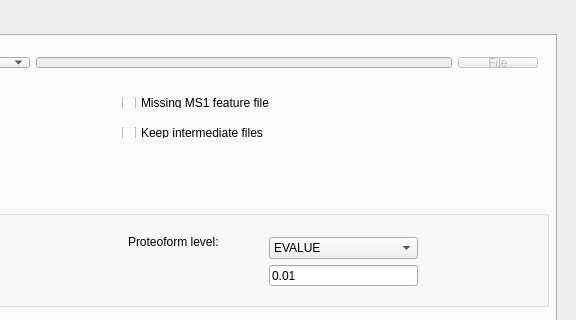
Old version of the form src/gui/topmerge/topmergedialog.ui in the repository toppic-suite/toppic-suite; both pictures show x 344 to 920 and y 0 to 320 of the 920 by 700 pixel window.
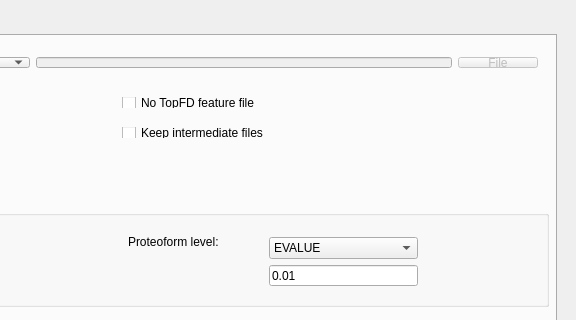
New version of the form. The open tabs and pages were chosen to show the change. Icons and pictures are not drawn.

Commit message: toppic_gui: "Confidence score cutoff" (-F) on the Advanced Parameters tab; "No TopFD feature file" for -x (was "Missing MS1 feature file")

Diff of the .ui file:
```diff
--- a/src/gui/topmerge/topmergedialog.ui
+++ b/src/gui/topmerge/topmergedialog.ui
@@ -381,7 +381,7 @@
           </size>
          </property>
          <property name="text">
-          <string>Missing MS1 feature file</string>
+          <string>No TopFD feature file</string>
          </property>
         </widget>
        </item>
```
The commit also changes 9 other files.
